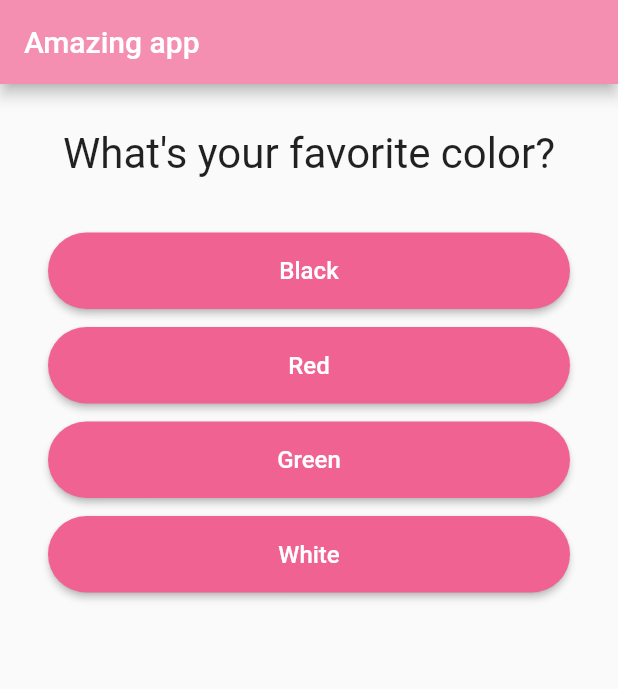
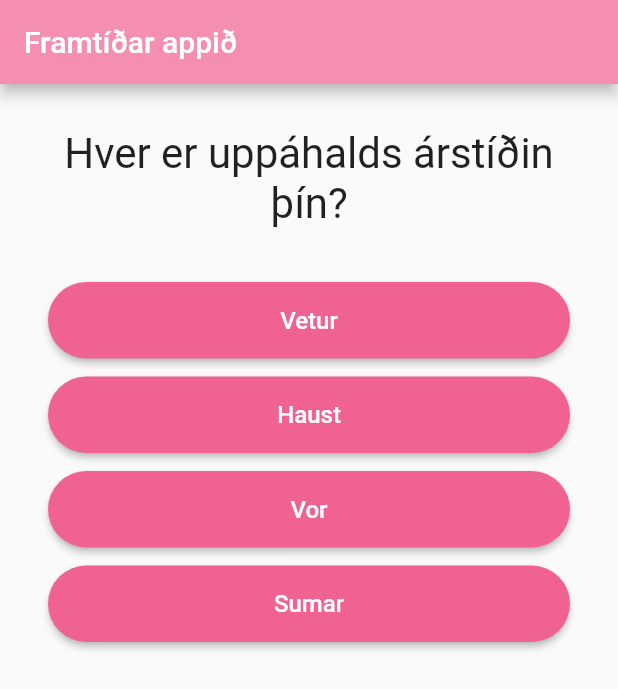
Before and after one commit to indianaea/quiz_app, a Flutter app: the screen it shows after launch, on a phone screen of 412 x 824 dp. Shown: the top 689 px of the screen. Run offline on Flutter 3.47's test engine with Material 2 defaults, Android fonts, the phone set to English and light mode, and no system bars; drawn by our look-alikes of animated_background.

Commit message:
texta breytingar

```diff
--- a/lib/main.dart
+++ b/lib/main.dart
@@ -22,30 +22,30 @@ class MyApp extends StatefulWidget {
 class _MyAppState extends State<MyApp> with TickerProviderStateMixin {
   final _questions = const [
     {
-      'questionText': 'What\'s your favorite color?',
+      'questionText': 'Hver er uppáhalds árstíðin þín?',
       'answers': [
-        {'text': 'Black', 'score': 10},
-        {'text': 'Red', 'score': 5},
-        {'text': 'Green', 'score': 3},
-        {'text': 'White', 'score': 1}
+        {'text': 'Vetur', 'score': 9},
+        {'text': 'Haust', 'score': 5},
+        {'text': 'Vor', 'score': 3},
+        {'text': 'Sumar', 'score': 1}
       ],
     },
     {
-      'questionText': 'What\'s your favorite animal?',
+      'questionText': 'Hvaða borg myndir þú vilja búa í?',
       'answers': [
-        {'text': 'Rabbit', 'score': 2},
-        {'text': 'Snake', 'score': 10},
-        {'text': 'Elephant', 'score': 4},
-        {'text': 'Lion', 'score': 7}
+        {'text': 'London', 'score': 2},
+        {'text': 'Reykjavík', 'score': 8},
+        {'text': 'New York', 'score': 4},
+        {'text': 'Tokyo', 'score': 6}
       ],
     },
     {
-      'questionText': 'Who\'s your favorite instructor?',
+      'questionText': 'Hvað langar þig að vera þegar þú ert orðin stór?',
       'answers': [
-        {'text': 'Max', 'score': 2},
-        {'text': 'John', 'score': 9},
-        {'text': 'Lisa', 'score': 6},
-        {'text': 'Bella', 'score': 4}
+        {'text': 'Risaeðla', 'score': 2},
+        {'text': 'Pípari', 'score': 9},
+        {'text': 'Vélmenni', 'score': 6},
+        {'text': 'Geimfari', 'score': 4}
       ],
     },
   ];
@@ -81,7 +81,7 @@ class _MyAppState extends State<MyApp> with TickerProviderStateMixin {
       home: Scaffold(
         // Scaffold creates a base page design for your app
         appBar: AppBar(
-          title: Text('Amazing app'),
+          title: Text('Framtíðar appið'),
           backgroundColor: Colors.pink[200],
         ),
         body: Stack(
--- a/lib/result.dart
+++ b/lib/result.dart
@@ -9,13 +9,13 @@ class Result extends StatelessWidget {
   String get resultPhrase {
     String resultText;
     if (resultScore <= 8) {
-      resultText = 'You are awesome and innocent!';
+      resultText = 'Þvílíkur snillingur ertu!';
     } else if (resultScore <= 12) {
-      resultText = 'Pretty likeable!';
+      resultText = 'Vá þú ert mega cool!';
     } else if (resultScore <= 16) {
-      resultText = 'You are ... strange!';
+      resultText = 'Sælir gefðu hinum smá séns!';
     } else {
-      resultText = 'You are so bad!';
+      resultText = 'Þú ert algjör stjarna!';
     }
     return resultText;
   }
@@ -39,7 +39,7 @@ class Result extends StatelessWidget {
           ),
           TextButton(
             child: Text(
-              'Restart quiz!',
+              'Taka próf aftur',
               style: TextStyle(color: Colors.pink, fontSize: 20),
             ),
             onPressed: resetHandler,
```
